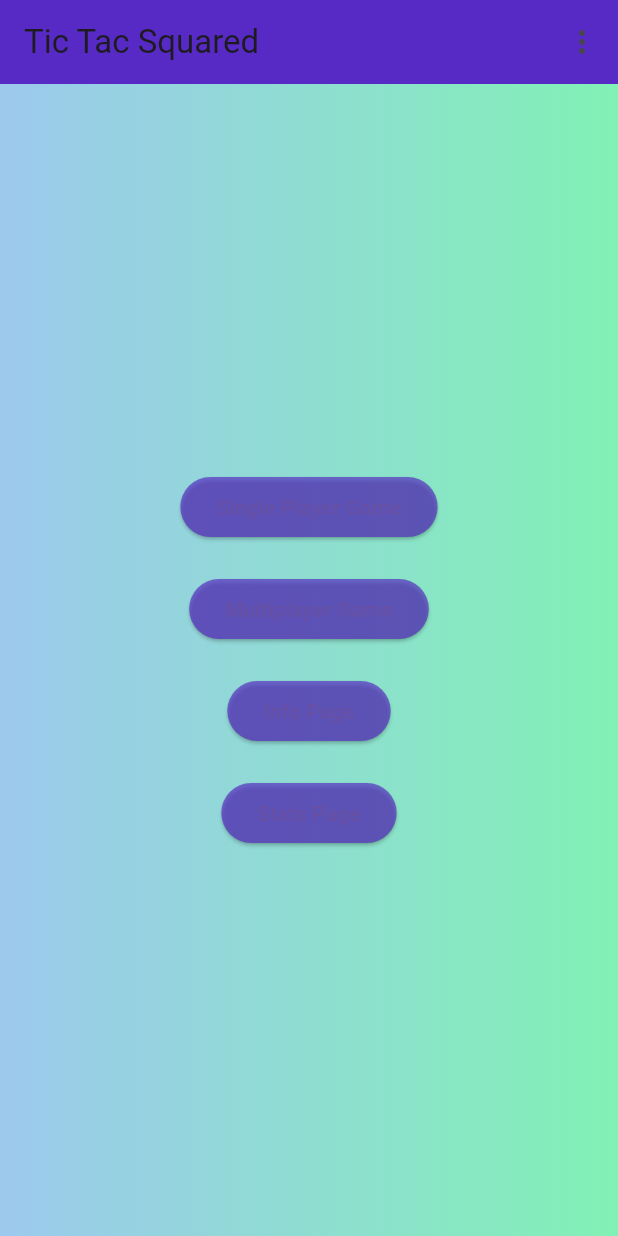
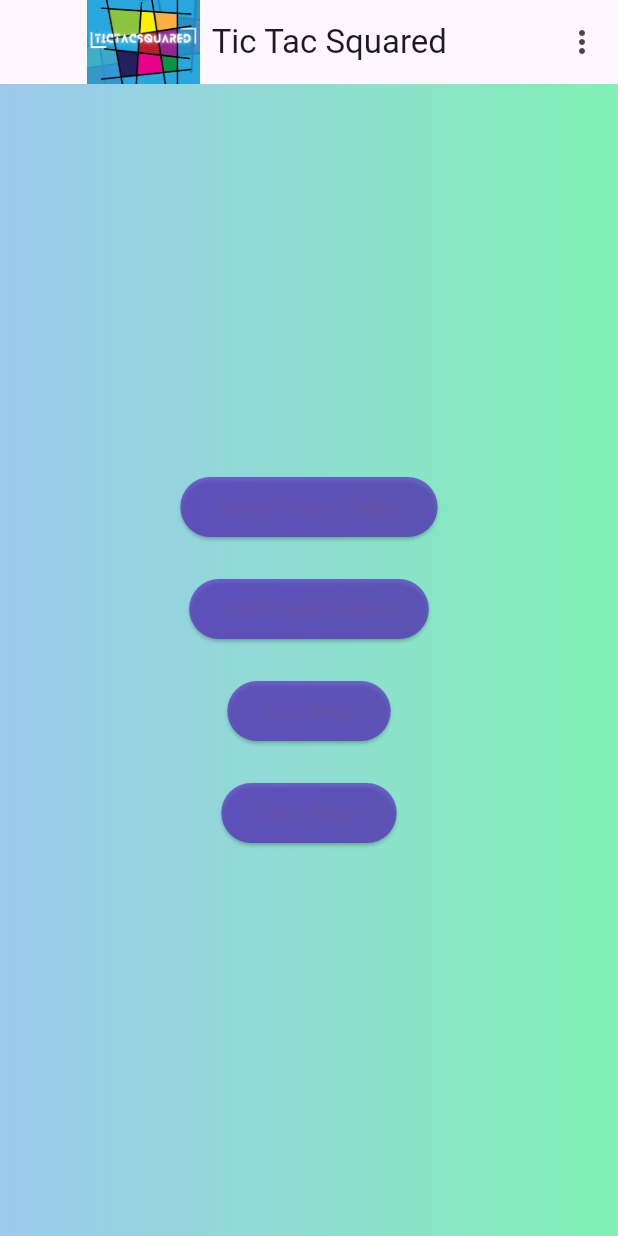
Before and after one commit to Hershey49/tt_squared, a Flutter app: the screen it shows after launch, on a phone screen of 412 x 824 dp. Run offline on Flutter 3.47's test engine with Material 3 defaults, Android fonts, the phone set to English and light mode, and no system bars; our stand-ins replace audioplayers.

Commit message:
added logo to app bar of hp

```diff
--- a/lib/main.dart
+++ b/lib/main.dart
@@ -84,8 +84,13 @@ class _HomePageState extends State<HomePage> {
     return Scaffold(
       backgroundColor: Color.fromARGB(255, 87, 42, 197),
       appBar: AppBar(
-        title: Text(widget.title),
-        backgroundColor: Colors.transparent,
+        title: Row(mainAxisAlignment: MainAxisAlignment.center,
+        children:[
+       Image.asset('images/logo.png', fit: BoxFit.cover, height: 75),
+        Container(
+          padding: const EdgeInsets.all(8.0), child: Text(widget.title))
+        ],
+        ),
         actions: [
      PopupMenuButton(
      itemBuilder: (BuildContext context) => <PopupMenuEntry>[
```
